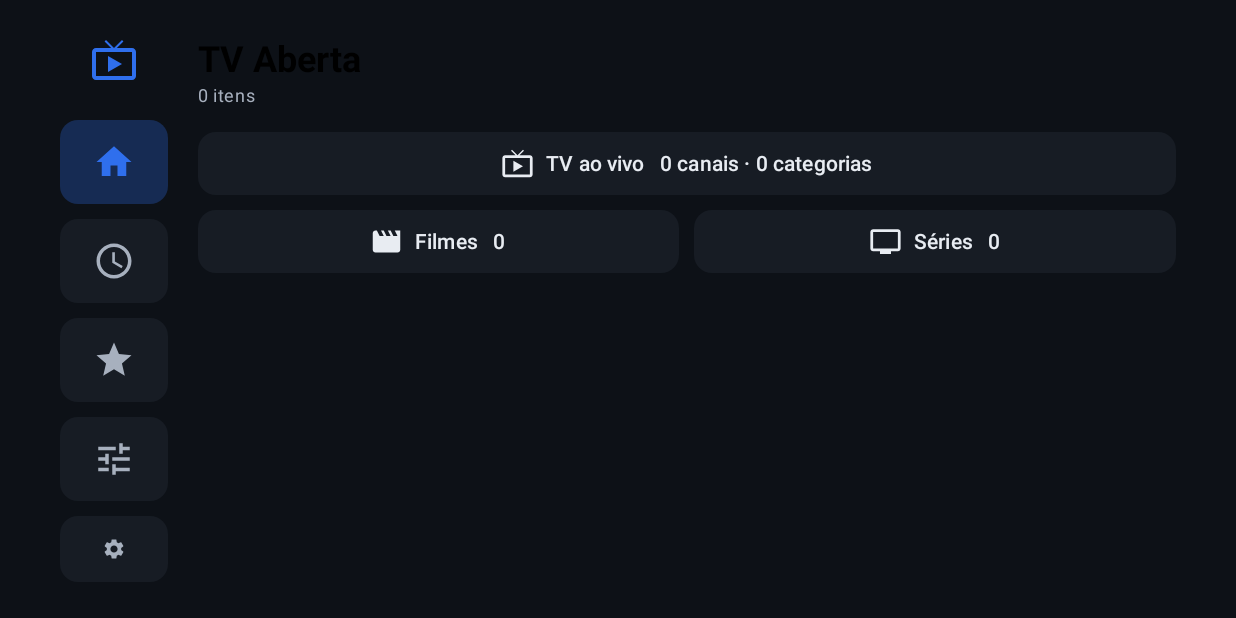
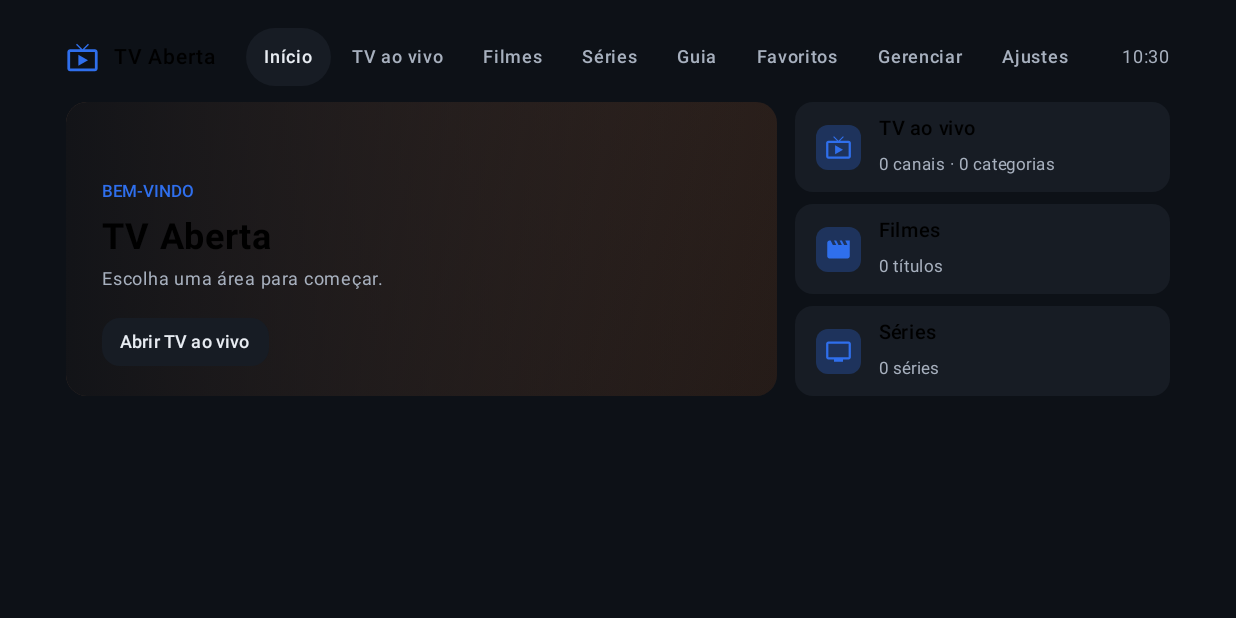
Before and after one commit to willianwrr1-oss/TV-mibox, an Android app built with Jetpack Compose: the screen it shows after launch (MainActivity), on a phone screen of 824 x 412 dp (held sideways). Run offline under Robolectric (Android 15) with nearby library versions, the phone set to English and light mode, and no system bars; pictures from the network do not load.

Commit message:
Add files via upload

```diff
--- a/app/build.gradle.kts
+++ b/app/build.gradle.kts
@@ -20,7 +20,7 @@ android {
         targetSdk = 34
         // Sobe a cada execução do GitHub Actions, para o Android aceitar a atualização por cima.
         versionCode = maxOf(1, runNumber)
-        versionName = "1.12.0-tv"
+        versionName = "1.13.0-tv"
 
         val fmt = SimpleDateFormat("dd/MM/yyyy HH:mm")
         fmt.timeZone = TimeZone.getTimeZone("America/Sao_Paulo")
--- a/app/src/main/java/com/willian/tvaberta/ui/TvComponents.kt
+++ b/app/src/main/java/com/willian/tvaberta/ui/TvComponents.kt
@@ -42,6 +42,7 @@ import androidx.compose.ui.input.key.type
 import androidx.compose.ui.text.font.FontWeight
 import androidx.compose.ui.text.style.TextOverflow
 import androidx.compose.ui.unit.dp
+import androidx.compose.ui.unit.sp
 
 private class LongFlag {
     var fired = false
@@ -115,6 +116,8 @@ fun TvButton(
     selected: Boolean = false,
     requester: FocusRequester? = null,
     onLongClick: (() -> Unit)? = null,
+    compact: Boolean = false,
+    startAlign: Boolean = false,
     onClick: () -> Unit,
 ) {
     val shape = RoundedCornerShape(12.dp)
@@ -137,15 +140,20 @@ fun TvButton(
             .then(if (requester != null) Modifier.focusRequester(requester) else Modifier)
             .tvClickable(shape, onFocus = { focused = it }, onLongClick = onLongClick, onClick = onClick)
             .background(bg, shape)
-            .padding(horizontal = 16.dp, vertical = 10.dp),
+            .padding(horizontal = if (compact) 12.dp else 16.dp, vertical = if (compact) 6.dp else 10.dp),
         verticalAlignment = Alignment.CenterVertically,
-        horizontalArrangement = Arrangement.Center
+        horizontalArrangement = if (startAlign) Arrangement.Start else Arrangement.Center
     ) {
         if (icon != null) {
             Icon(icon, contentDescription = null, tint = fg, modifier = Modifier.size(22.dp))
             Spacer(Modifier.width(8.dp))
         }
-        Text(text, color = fg, maxLines = 1, style = MaterialTheme.typography.titleSmall, fontWeight = FontWeight.SemiBold)
+        Text(
+            text, color = fg, maxLines = 1,
+            style = MaterialTheme.typography.titleSmall,
+            fontSize = if (compact) 12.sp else androidx.compose.ui.unit.TextUnit.Unspecified,
+            fontWeight = FontWeight.SemiBold
+        )
     }
 }
 
--- a/app/src/main/java/com/willian/tvaberta/ui/TvHomeScreen.kt
+++ b/app/src/main/java/com/willian/tvaberta/ui/TvHomeScreen.kt
@@ -1,18 +1,26 @@
 package com.willian.tvaberta.ui
 
+import androidx.compose.foundation.background
 import androidx.compose.foundation.layout.Arrangement
+import androidx.compose.foundation.layout.Box
 import androidx.compose.foundation.layout.Column
 import androidx.compose.foundation.layout.Row
-import androidx.compose.foundation.layout.Spacer
 import androidx.compose.foundation.layout.fillMaxSize
 import androidx.compose.foundation.layout.fillMaxWidth
 import androidx.compose.foundation.layout.height
 import androidx.compose.foundation.layout.padding
+import androidx.compose.foundation.layout.size
+import androidx.compose.foundation.layout.width
 import androidx.compose.foundation.lazy.LazyRow
+import androidx.compose.foundation.lazy.items
+import androidx.compose.foundation.rememberScrollState
+import androidx.compose.foundation.shape.RoundedCornerShape
+import androidx.compose.foundation.verticalScroll
 import androidx.compose.material.icons.Icons
 import androidx.compose.material.icons.filled.LiveTv
 import androidx.compose.material.icons.filled.Movie
 import androidx.compose.material.icons.filled.Tv
+import androidx.compose.material3.Icon
 import androidx.compose.material3.MaterialTheme
 import androidx.compose.material3.Text
 import androidx.compose.runtime.Composable
@@ -20,11 +28,17 @@ import androidx.compose.runtime.LaunchedEffect
 import androidx.compose.runtime.collectAsState
 import androidx.compose.runtime.getValue
 import androidx.compose.runtime.remember
-import androidx.compose.foundation.lazy.items
+import androidx.compose.ui.Alignment
 import androidx.compose.ui.Modifier
+import androidx.compose.ui.draw.clip
 import androidx.compose.ui.focus.FocusRequester
+import androidx.compose.ui.graphics.Brush
+import androidx.compose.ui.graphics.Color
+import androidx.compose.ui.graphics.vector.ImageVector
 import androidx.compose.ui.text.font.FontWeight
+import androidx.compose.ui.text.style.TextOverflow
 import androidx.compose.ui.unit.dp
+import androidx.compose.ui.unit.sp
 import com.willian.tvaberta.MainViewModel
 import kotlinx.coroutines.delay
 
@@ -34,8 +48,8 @@ private fun fmt(n: Int): String = java.text.NumberFormat.getIntegerInstance(java
 fun TvHomeScreen(vm: MainViewModel) {
     val c by vm.homeCounts.collectAsState()
     val cont by vm.continueWatching.collectAsState()
+    val favs by vm.favorites.collectAsState()
     val first = remember { FocusRequester() }
-    val all = (c?.live ?: 0) + (c?.movies ?: 0) + (c?.series ?: 0)
 
     LaunchedEffect(c != null) {
         delay(200)
@@ -45,43 +59,109 @@ fun TvHomeScreen(vm: MainViewModel) {
         }
     }
 
-    Column(Modifier.fillMaxSize()) {
-        Text("TV Aberta", style = MaterialTheme.typography.headlineSmall, fontWeight = FontWeight.Bold)
-        Text(
-            if (c == null) "Carregando…" else fmt(all) + " itens",
-            style = MaterialTheme.typography.bodySmall,
-            color = MaterialTheme.colorScheme.onSurfaceVariant
-        )
-        Spacer(Modifier.height(16.dp))
-        TvButton(
-            "TV ao vivo   " + (if (c == null) "" else fmt(c!!.live) + " canais · " + c!!.liveCats + " categorias"),
-            modifier = Modifier.fillMaxWidth(),
-            icon = Icons.Default.LiveTv,
-            requester = first
-        ) { vm.openArea(0) }
-        Spacer(Modifier.height(10.dp))
-        Row(Modifier.fillMaxWidth(), horizontalArrangement = Arrangement.spacedBy(10.dp)) {
-            TvButton(
-                "Filmes   " + (if (c == null) "" else fmt(c!!.movies)),
-                modifier = Modifier.weight(1f), icon = Icons.Default.Movie
-            ) { vm.openArea(1) }
-            TvButton(
-                "Séries   " + (if (c == null) "" else fmt(c!!.series)),
-                modifier = Modifier.weight(1f), icon = Icons.Default.Tv
-            ) { vm.openArea(2) }
+    val feat = cont.firstOrNull()
+    val (h1, h2) = hueColors(feat?.title ?: "TV Aberta")
+
+    Column(Modifier.fillMaxSize().verticalScroll(rememberScrollState()).padding(bottom = 24.dp)) {
+        Row(Modifier.fillMaxWidth().height(196.dp), horizontalArrangement = Arrangement.spacedBy(12.dp)) {
+            // Destaque: o que você estava vendo
+            Box(
+                Modifier
+                    .weight(1f)
+                    .fillMaxSize()
+                    .clip(RoundedCornerShape(14.dp))
+                    .background(Brush.linearGradient(listOf(h1, h2)))
+            ) {
+                Box(
+                    Modifier.fillMaxSize().background(
+                        Brush.horizontalGradient(listOf(Color(0xEB0E1116), Color(0x260E1116)))
+                    )
+                )
+                Column(Modifier.align(Alignment.BottomStart).padding(start = 24.dp, bottom = 20.dp, end = 24.dp)) {
+                    Text(
+                        if (feat != null) "CONTINUAR ASSISTINDO" else "BEM-VINDO",
+                        fontSize = TvType.meta,
+                        fontWeight = FontWeight.SemiBold,
+                        color = MaterialTheme.colorScheme.primary
+                    )
+                    Text(
+                        feat?.title ?: "TV Aberta",
+                        Modifier.padding(top = 4.dp),
+                        fontSize = 24.sp,
+                        fontWeight = FontWeight.Bold,
+                        maxLines = 1,
+                        overflow = TextOverflow.Ellipsis
+                    )
+                    Text(
+                        if (feat != null) feat.ch.groups.firstOrNull().orEmpty().let { catLabel(it) }
+                        else "Escolha uma área para começar.",
+                        Modifier.padding(top = 2.dp, bottom = 14.dp),
+                        fontSize = TvType.item,
+                        color = MaterialTheme.colorScheme.onSurfaceVariant
+                    )
+                    if (feat != null) {
+                        TvButton("Assistir", compact = true, requester = first) { vm.play(feat.ch, cont.map { it.ch }) }
+                    } else {
+                        TvButton("Abrir TV ao vivo", compact = true, requester = first) { vm.openArea(0) }
+                    }
+                }
+            }
+            // Atalhos das áreas
+            Column(Modifier.width(250.dp).fillMaxSize(), verticalArrangement = Arrangement.spacedBy(8.dp)) {
+                AreaCard(
+                    Icons.Default.LiveTv, "TV ao vivo",
+                    if (c == null) "" else fmt(c!!.live) + " canais · " + c!!.liveCats + " categorias",
+                    Modifier.weight(1f)
+                ) { vm.openArea(0) }
+                AreaCard(Icons.Default.Movie, "Filmes", if (c == null) "" else fmt(c!!.movies) + " títulos", Modifier.weight(1f)) { vm.openArea(1) }
+                AreaCard(Icons.Default.Tv, "Séries", if (c == null) "" else fmt(c!!.series) + " séries", Modifier.weight(1f)) { vm.openArea(2) }
+            }
         }
+
         if (cont.isNotEmpty()) {
-            Text(
-                "Continuar assistindo",
-                Modifier.padding(top = 22.dp, bottom = 8.dp),
-                style = MaterialTheme.typography.titleMedium,
-                fontWeight = FontWeight.Bold
-            )
-            LazyRow(horizontalArrangement = Arrangement.spacedBy(10.dp)) {
-                items(cont, key = { it.ch.key }) { it ->
-                    TvButton(it.title.take(26)) { vm.play(it.ch, cont.map { x -> x.ch }) }
+            TvSectionTitle("Continuar assistindo")
+            LazyRow(horizontalArrangement = Arrangement.spacedBy(12.dp), contentPadding = androidx.compose.foundation.layout.PaddingValues(vertical = 6.dp, horizontal = 4.dp)) {
+                items(cont, key = { "c:" + it.ch.key }) { it ->
+                    TvMediaCard(it.title, catLabel(it.ch.groups.firstOrNull().orEmpty()), it.ch.logo, 168.dp) {
+                        vm.play(it.ch, cont.map { x -> x.ch })
+                    }
+                }
+            }
+        }
+        if (favs.isNotEmpty()) {
+            TvSectionTitle("Favoritos")
+            LazyRow(horizontalArrangement = Arrangement.spacedBy(12.dp), contentPadding = androidx.compose.foundation.layout.PaddingValues(vertical = 6.dp, horizontal = 4.dp)) {
+                items(favs.take(40), key = { "f:" + it.ch.key }) { it ->
+                    TvMediaCard(it.title, catLabel(it.ch.groups.firstOrNull().orEmpty()), it.ch.logo, 168.dp) {
+                        vm.play(it.ch, favs.map { x -> x.ch })
+                    }
                 }
             }
         }
     }
 }
+
+@Composable
+private fun AreaCard(icon: ImageVector, title: String, sub: String, modifier: Modifier, onClick: () -> Unit) {
+    val shape = RoundedCornerShape(12.dp)
+    Row(
+        modifier
+            .fillMaxWidth()
+            .tvClickable(shape, onClick = onClick)
+            .clip(shape)
+            .background(MaterialTheme.colorScheme.surfaceVariant)
+            .padding(horizontal = 14.dp),
+        verticalAlignment = Alignment.CenterVertically
+    ) {
+        Box(
+            Modifier.size(30.dp).clip(RoundedCornerShape(8.dp)).background(MaterialTheme.colorScheme.primary.copy(alpha = 0.28f)),
+            contentAlignment = Alignment.Center
+        ) {
+            Icon(icon, contentDescription = null, tint = MaterialTheme.colorScheme.primary, modifier = Modifier.size(18.dp))
+        }
+        Column(Modifier.padding(start = 12.dp)) {
+            Text(title, fontSize = 13.sp, fontWeight = FontWeight.SemiBold)
+            if (sub.isNotEmpty()) Text(sub, fontSize = TvType.meta, color = MaterialTheme.colorScheme.onSurfaceVariant, maxLines = 1)
+        }
+    }
+}
--- a/app/src/main/java/com/willian/tvaberta/ui/TvRoot.kt
+++ b/app/src/main/java/com/willian/tvaberta/ui/TvRoot.kt
@@ -12,6 +12,7 @@ import androidx.compose.foundation.layout.fillMaxHeight
 import androidx.compose.foundation.layout.fillMaxSize
 import androidx.compose.foundation.layout.fillMaxWidth
 import androidx.compose.foundation.layout.padding
+import androidx.compose.foundation.layout.height
 import androidx.compose.foundation.layout.size
 import androidx.compose.foundation.layout.width
 import androidx.compose.foundation.shape.RoundedCornerShape
@@ -51,28 +52,31 @@ import androidx.compose.ui.platform.LocalContext
 import androidx.compose.ui.platform.LocalFocusManager
 import androidx.compose.ui.text.font.FontWeight
 import androidx.compose.ui.unit.dp
+import androidx.compose.ui.unit.sp
 import com.willian.tvaberta.MainViewModel
 import com.willian.tvaberta.data.SettingsStore
 import kotlinx.coroutines.delay
 import kotlinx.coroutines.launch
 
-private class RailTab(val label: String, val icon: ImageVector)
+private class TopTab(val label: String, val tab: Int, val area: Int?)
 
-private val railTabs = listOf(
-    RailTab("Início", Icons.Default.Home),
-    RailTab("Guia", Icons.Default.Schedule),
-    RailTab("Favoritos", Icons.Default.Star),
-    RailTab("Gerenciar", Icons.Default.Tune),
-    RailTab("Ajustes", Icons.Default.Settings),
+private val topTabs = listOf(
+    TopTab("Início", 0, null),
+    TopTab("TV ao vivo", 0, 0),
+    TopTab("Filmes", 0, 1),
+    TopTab("Séries", 0, 2),
+    TopTab("Guia", 1, null),
+    TopTab("Favoritos", 2, null),
+    TopTab("Gerenciar", 3, null),
+    TopTab("Ajustes", 4, null),
 )
 
 @Composable
 fun TvRoot(vm: MainViewModel) {
     val s by SettingsStore.flow.collectAsState()
-    AppTheme(s) {
+    AppTheme(if (s.theme == 0) s.copy(theme = 2) else s) {
         val playing = vm.player.current != null && vm.fullscreen
         var toast by remember { mutableStateOf<String?>(null) }
-        var railPick by remember { mutableIntStateOf(vm.tab) }
 
         LaunchedEffect(Unit) {
             vm.events.collect { e -> toast = e.text }
@@ -87,12 +91,6 @@ fun TvRoot(vm: MainViewModel) {
         LaunchedEffect(playing) {
             if (!playing) vm.focusPending = true
         }
-        // Passar pelo menu lateral troca a tela (com um pequeno atraso para não piscar).
-        LaunchedEffect(railPick) {
-            delay(250)
-            if (vm.tab != railPick) vm.tab = railPick
-        }
-
         var exitAsk by remember { mutableStateOf(false) }
         val ctx = LocalContext.current
         LaunchedEffect(vm.tab) {
@@ -103,7 +101,6 @@ fun TvRoot(vm: MainViewModel) {
                 vm.stopPreview()
             } else if (vm.tab != 0) {
                 vm.tab = 0
-                railPick = 0
                 vm.focusPending = true
             } else if (vm.area != null) {
                 vm.openArea(null)
@@ -121,17 +118,17 @@ fun TvRoot(vm: MainViewModel) {
             if (playing) {
                 TvPlayerScreen(vm)
             } else {
-                Row(
+                Column(
                     Modifier
                         .fillMaxSize()
-                        .padding(horizontal = 40.dp, vertical = 24.dp)
+                        .padding(horizontal = 44.dp, vertical = 16.dp)
                 ) {
-                    Rail(vm, onPick = { railPick = it })
-                    Spacer(Modifier.width(20.dp))
+                    TopBar(vm)
                     Box(
                         Modifier
                             .weight(1f)
-                            .fillMaxHeight()
+                            .fillMaxWidth()
+                            .padding(top = 8.dp)
                     ) {
                         key(vm.tab) {
                             when (vm.tab) {
@@ -186,57 +183,64 @@ fun TvRoot(vm: MainViewModel) {
 
 @OptIn(ExperimentalComposeUiApi::class)
 @Composable
-private fun Rail(vm: MainViewModel, onPick: (Int) -> Unit) {
+private fun TopBar(vm: MainViewModel) {
     val focusManager = LocalFocusManager.current
     val scope = rememberCoroutineScope()
-    val requesters = remember { List(railTabs.size) { FocusRequester() } }
-    Column(
+    val requesters = remember { List(topTabs.size) { FocusRequester() } }
+    val selected = topTabs.indexOfFirst { it.tab == vm.tab && (it.tab != 0 || it.area == vm.area) }.coerceAtLeast(0)
+    var clock by remember { mutableStateOf(clockText()) }
+    LaunchedEffect(Unit) {
+        while (true) {
+            delay(20_000)
+            clock = clockText()
+        }
+    }
+    Row(
         Modifier
-            .width(72.dp)
-            .fillMaxHeight()
-            // Ao voltar para o menu pela esquerda, o foco cai no item da tela atual.
-            .focusProperties { enter = { requesters[vm.tab.coerceIn(0, requesters.lastIndex)] } }
+            .fillMaxWidth()
+            .height(44.dp)
+            // Ao subir do conteúdo, o foco cai na aba da tela atual.
+            .focusProperties { enter = { requesters[selected.coerceIn(0, requesters.lastIndex)] } }
             .focusGroup(),
-        verticalArrangement = Arrangement.spacedBy(10.dp)
+        verticalAlignment = Alignment.CenterVertically,
+        horizontalArrangement = Arrangement.spacedBy(2.dp)
     ) {
-        Box(Modifier.fillMaxWidth().padding(bottom = 14.dp), contentAlignment = Alignment.Center) {
-            Icon(Icons.Default.LiveTv, contentDescription = "TV Aberta", tint = MaterialTheme.colorScheme.primary, modifier = Modifier.size(32.dp))
-        }
-        railTabs.forEachIndexed { i, t ->
-            val selected = vm.tab == i
-            val shape = RoundedCornerShape(12.dp)
-            Row(
+        Icon(Icons.Default.LiveTv, contentDescription = "TV Aberta", tint = MaterialTheme.colorScheme.primary, modifier = Modifier.size(22.dp))
+        Text("TV Aberta", Modifier.padding(start = 8.dp, end = 18.dp), fontSize = 14.sp, fontWeight = FontWeight.SemiBold)
+        topTabs.forEachIndexed { i, t ->
+            val sel = i == selected
+            val shape = RoundedCornerShape(50)
+            Box(
                 Modifier
-                    .fillMaxWidth()
                     .focusRequesterOf(requesters[i])
-                    .tvClickable(shape, onFocus = { if (it) onPick(i) }) {
-                        onPick(i)
-                        if (i == 0 && vm.tab == 0) vm.openArea(null)
-                        vm.tab = i
+                    .tvClickable(shape) {
+                        vm.tab = t.tab
+                        if (t.tab == 0) vm.openArea(t.area)
+                        vm.focusPending = true
                         scope.launch {
                             delay(150)
-                            focusManager.moveFocus(FocusDirection.Right)
+                            focusManager.moveFocus(FocusDirection.Down)
                         }
                     }
-                    .background(
-                        if (selected) MaterialTheme.colorScheme.primary.copy(alpha = 0.28f)
-                        else MaterialTheme.colorScheme.surfaceVariant,
-                        shape
-                    )
-                    .padding(vertical = 14.dp),
-                verticalAlignment = Alignment.CenterVertically,
-                horizontalArrangement = Arrangement.Center
+                    .background(if (sel) MaterialTheme.colorScheme.surfaceVariant else Color.Transparent, shape)
+                    .padding(horizontal = 12.dp, vertical = 7.dp)
             ) {
-                Icon(
-                    t.icon,
-                    contentDescription = t.label,
-                    tint = if (selected) MaterialTheme.colorScheme.primary else MaterialTheme.colorScheme.onSurfaceVariant,
-                    modifier = Modifier.size(28.dp)
+                Text(
+                    t.label,
+                    fontSize = 12.sp,
+                    fontWeight = FontWeight.Medium,
+                    color = if (sel) MaterialTheme.colorScheme.onBackground else MaterialTheme.colorScheme.onSurfaceVariant,
+                    maxLines = 1
                 )
             }
         }
+        Spacer(Modifier.weight(1f))
+        Text(clock, fontSize = 12.sp, color = MaterialTheme.colorScheme.onSurfaceVariant)
     }
 }
+
+private fun clockText(): String =
+    java.text.SimpleDateFormat("HH:mm", java.util.Locale.getDefault()).format(java.util.Date())
 
 private fun Modifier.focusRequesterOf(r: FocusRequester): Modifier =
     this.then(Modifier.focusRequester(r))
```
Also changed, not shown: app/src/main/java/com/willian/tvaberta/ui/TvKit.kt (added, +113 -0 lines), app/src/main/java/com/willian/tvaberta/ui/TvLiveScreen.kt (+20 -10 lines).
